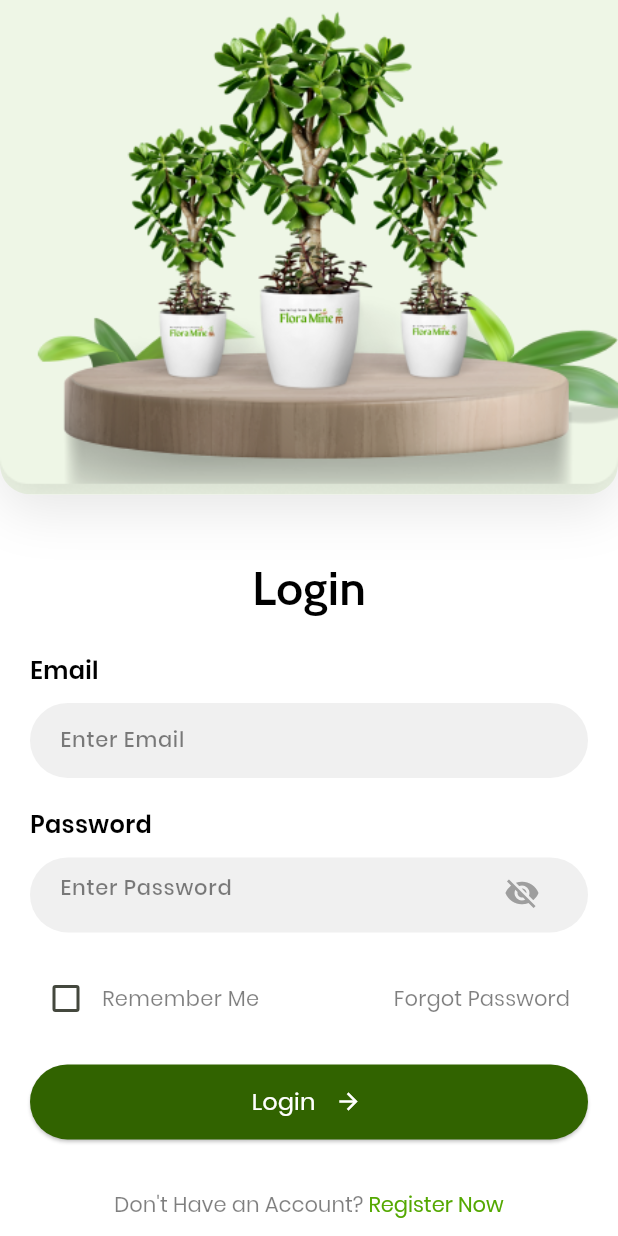
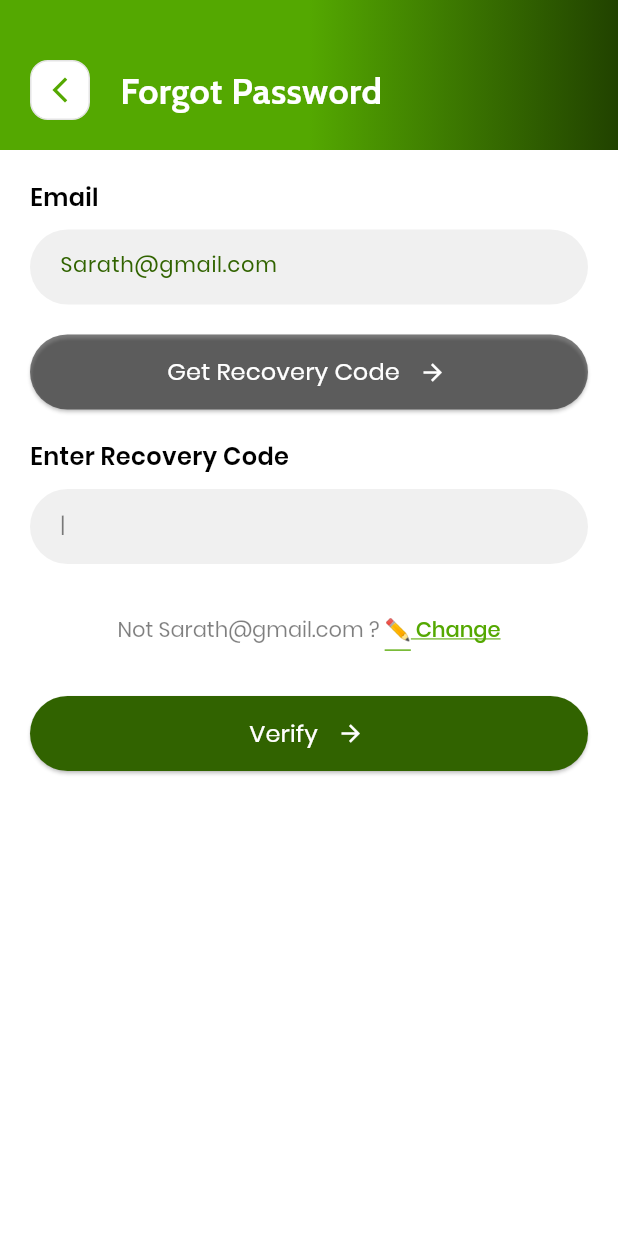
Before and after one commit to ramachandraa-ps/floramine, a Flutter app: the screen it shows after launch, after a tap on "Forgot Password", on a phone screen of 412 x 824 dp. Run offline on Flutter 3.47's test engine with Material 3 defaults, Android fonts, the phone set to English and light mode, and no system bars.

Commit message:
forgot password completed

```diff
--- /dev/null
+++ b/lib/screens/forgot_password_screen.dart
@@ -0,0 +1,280 @@
+import 'package:flutter/material.dart';
+
+class ForgotPasswordScreen extends StatefulWidget {
+  const ForgotPasswordScreen({super.key});
+
+  @override
+  State<ForgotPasswordScreen> createState() => _ForgotPasswordScreenState();
+}
+
+class _ForgotPasswordScreenState extends State<ForgotPasswordScreen> {
+  final TextEditingController _emailController = TextEditingController(text: 'Sarath@gmail.com');
+  final TextEditingController _recoveryCodeController = TextEditingController();
+  bool _codeSent = false;
+
+  @override
+  Widget build(BuildContext context) {
+    final size = MediaQuery.of(context).size;
+
+    return Scaffold(
+      backgroundColor: Colors.white,
+      body: Column(
+        crossAxisAlignment: CrossAxisAlignment.start,
+        children: [
+          // Green header with back button and title
+          Container(
+            width: size.width,
+            padding: const EdgeInsets.only(top: 40, bottom: 20),
+            decoration: const BoxDecoration(
+              gradient: LinearGradient(
+                begin: Alignment(0.00, 0.50),
+                end: Alignment(1.00, 0.50),
+                colors: [Color(0xFF54A801), Color(0xFF214200)],
+              ),
+            ),
+            child: Padding(
+              padding: const EdgeInsets.symmetric(horizontal: 20),
+              child: Row(
+                children: [
+                  // Back button
+                  InkWell(
+                    onTap: () => Navigator.pop(context),
+                    child: Container(
+                      width: 40,
+                      height: 40,
+                      decoration: ShapeDecoration(
+                        color: Colors.white,
+                        shape: RoundedRectangleBorder(
+                          side: const BorderSide(
+                            width: 1,
+                            color: Color(0xFFE4E4E4),
+                          ),
+                          borderRadius: BorderRadius.circular(12),
+                        ),
+                      ),
+                      child: const Icon(
+                        Icons.arrow_back_ios_new,
+                        color: Color(0xFF54A801),
+                        size: 20,
+                      ),
+                    ),
+                  ),
+                  const SizedBox(width: 20),
+                  // Title
+                  const Text(
+                    'Forgot Password',
+                    style: TextStyle(
+                      color: Colors.white,
+                      fontSize: 24,
+                      fontFamily: 'Cabin',
+                      fontWeight: FontWeight.w700,
+                    ),
+                  ),
+                ],
+              ),
+            ),
+          ),
+
+          // Form content
+          Expanded(
+            child: Padding(
+              padding: const EdgeInsets.all(20.0),
+              child: Column(
+                crossAxisAlignment: CrossAxisAlignment.start,
+                children: [
+                  // Email field
+                  const Text(
+                    'Email',
+                    style: TextStyle(
+                      color: Colors.black,
+                      fontSize: 16,
+                      fontFamily: 'Poppins',
+                      fontWeight: FontWeight.w600,
+                    ),
+                  ),
+                  const SizedBox(height: 10),
+                  Container(
+                    width: double.infinity,
+                    height: 50,
+                    padding: const EdgeInsets.symmetric(horizontal: 20),
+                    decoration: ShapeDecoration(
+                      color: const Color(0xFFF0F0F0),
+                      shape: RoundedRectangleBorder(
+                        borderRadius: BorderRadius.circular(100),
+                      ),
+                    ),
+                    child: TextField(
+                      controller: _emailController,
+                      style: const TextStyle(
+                        color: Color(0xFF316300),
+                        fontSize: 14,
+                        fontFamily: 'Poppins',
+                        fontWeight: FontWeight.w400,
+                      ),
+                      decoration: const InputDecoration(
+                        border: InputBorder.none,
+                      ),
+                    ),
+                  ),
+                  const SizedBox(height: 20),
+
+                  // Get Recovery Code button
+                  ElevatedButton(
+                    onPressed: () {
+                      setState(() {
+                        _codeSent = true;
+                      });
+                    },
+                    style: ElevatedButton.styleFrom(
+                      backgroundColor: const Color(0x80000000),
+                      minimumSize: const Size(double.infinity, 50),
+                      shape: RoundedRectangleBorder(
+                        borderRadius: BorderRadius.circular(100),
+                      ),
+                    ),
+                    child: Row(
+                      mainAxisAlignment: MainAxisAlignment.center,
+                      children: [
+                        const Text(
+                          'Get Recovery Code',
+                          style: TextStyle(
+                            color: Colors.white,
+                            fontSize: 16,
+                            fontFamily: 'Poppins',
+                            fontWeight: FontWeight.w400,
+                          ),
+                        ),
+                        const SizedBox(width: 10),
+                        Container(
+                          width: 24,
+                          height: 24,
+                          child: const Icon(
+                            Icons.arrow_forward,
+                            color: Colors.white,
+                          ),
+                        ),
+                      ],
+                    ),
+                  ),
+                  const SizedBox(height: 20),
+
+                  // Recovery code field
+                  const Text(
+                    'Enter Recovery Code',
+                    style: TextStyle(
+                      color: Colors.black,
+                      fontSize: 16,
+                      fontFamily: 'Poppins',
+                      fontWeight: FontWeight.w600,
+                    ),
+                  ),
+                  const SizedBox(height: 10),
+                  Container(
+                    width: double.infinity,
+                    height: 50,
+                    padding: const EdgeInsets.symmetric(horizontal: 20),
+                    decoration: ShapeDecoration(
+                      color: const Color(0xFFF0F0F0),
+                      shape: RoundedRectangleBorder(
+                        borderRadius: BorderRadius.circular(100),
+                      ),
+                    ),
+                    child: TextField(
+                      controller: _recoveryCodeController,
+                      decoration: const InputDecoration(
+                        border: InputBorder.none,
+                        hintText: '|',
+                        hintStyle: TextStyle(
+                          color: Color(0x80000000),
+                          fontSize: 14,
+                          fontFamily: 'Poppins',
+                          fontWeight: FontWeight.w400,
+                        ),
+                      ),
+                    ),
+                  ),
+                  const SizedBox(height: 20),
+
+                  // Change email text
+                  Center(
+                    child: TextButton(
+                      onPressed: () {
+                        setState(() {
+                          _emailController.clear();
+                          _codeSent = false;
+                        });
+                      },
+                      child: RichText(
+                        text: TextSpan(
+                          children: [
+                            TextSpan(
+                              text: 'Not ${_emailController.text} ? ',
+                              style: const TextStyle(
+                                color: Color(0x80000000),
+                                fontSize: 14,
+                                fontFamily: 'Poppins',
+                                fontWeight: FontWeight.w400,
+                              ),
+                            ),
+                            const TextSpan(
+                              text: '✏️ Change',
+                              style: TextStyle(
+                                color: Color(0xFF54A801),
+                                fontSize: 14,
+                                fontFamily: 'Poppins',
+                                fontWeight: FontWeight.w500,
+                                decoration: TextDecoration.underline,
+                              ),
+                            ),
+                          ],
+                        ),
+                      ),
+                    ),
+                  ),
+                  const SizedBox(height: 20),
+
+                  // Verify button
+                  ElevatedButton(
+                    onPressed: () {
+                      // Handle verification logic
+                    },
+                    style: ElevatedButton.styleFrom(
+                      backgroundColor: const Color(0xFF316300),
+                      minimumSize: const Size(double.infinity, 50),
+                      shape: RoundedRectangleBorder(
+                        borderRadius: BorderRadius.circular(100),
+                      ),
+                    ),
+                    child: Row(
+                      mainAxisAlignment: MainAxisAlignment.center,
+                      children: [
+                        const Text(
+                          'Verify',
+                          style: TextStyle(
+                            color: Colors.white,
+                            fontSize: 16,
+                            fontFamily: 'Poppins',
+                            fontWeight: FontWeight.w400,
+                          ),
+                        ),
+                        const SizedBox(width: 10),
+                        Container(
+                          width: 24,
+                          height: 24,
+                          child: const Icon(
+                            Icons.arrow_forward,
+                            color: Colors.white,
+                          ),
+                        ),
+                      ],
+                    ),
+                  ),
+                ],
+              ),
+            ),
+          ),
+        ],
+      ),
+    );
+  }
+}
--- a/lib/screens/login_screen.dart
+++ b/lib/screens/login_screen.dart
@@ -1,6 +1,7 @@
 import 'package:flutter/material.dart';
 import 'package:flutter/services.dart';
 import 'register_screen.dart';
+import 'forgot_password_screen.dart';
 
 class LoginScreen extends StatefulWidget {
   const LoginScreen({super.key});
@@ -182,7 +183,12 @@ class _LoginScreenState extends State<LoginScreen> {
                         ],
                       ),
                       TextButton(
-                        onPressed: () {},
+                        onPressed: () {
+                          Navigator.push(
+                            context,
+                            MaterialPageRoute(builder: (context) => const ForgotPasswordScreen()),
+                          );
+                        },
                         child: const Text(
                           'Forgot Password',
                           style: TextStyle(
```
Also changed, not shown: lib/screens/forgot_password.dart (deleted), lib/screens/register.dart (deleted), lib/screens/reset_password.dart (deleted), lib/screens/reset_password_screen.dart (added).
